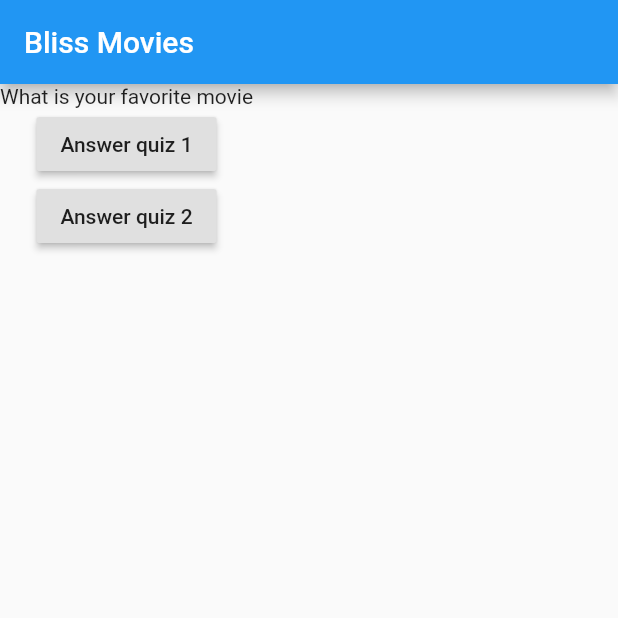
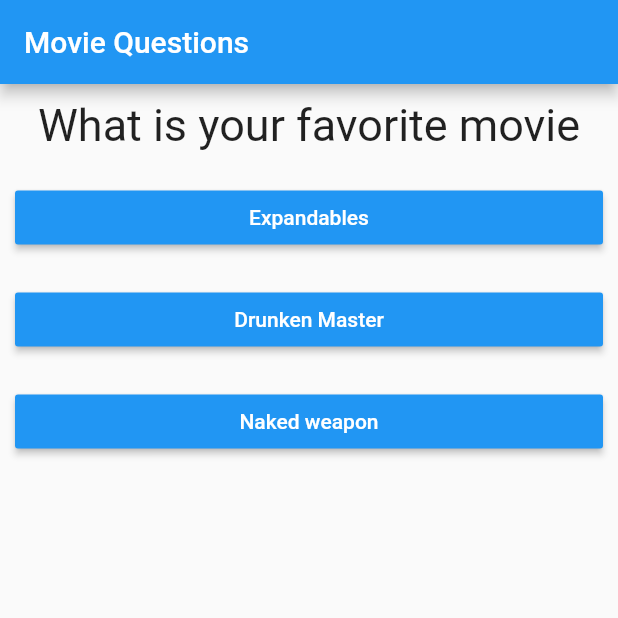
Before and after one commit to DevBold2019/Flutter-Demo-App, a Flutter app: the screen it shows after launch, on a phone screen of 412 x 824 dp, the top half of it. Run offline on Flutter 3.47's test engine with Material 2 defaults, Android fonts, the phone set to English and light mode, and no system bars.

Commit message:
spliting widgets

```diff
--- /dev/null
+++ b/lib/answer.dart
@@ -0,0 +1,31 @@
+
+import 'package:flutter/cupertino.dart';
+import 'package:flutter/material.dart';
+import './answer.dart';
+
+class Answer extends StatelessWidget{
+
+  //points to a function
+  final Function selectQuiz;
+  final String answerText;
+
+  Answer(this.selectQuiz,this.answerText);
+
+  @override
+  Widget build(BuildContext context) {
+
+
+    return Container(
+      width: double.infinity,
+      margin: EdgeInsets.all(10),
+      child: RaisedButton(child:
+    Text(answerText),
+    color: Colors.blue,
+    onPressed: selectQuiz,
+        textColor: Colors.white,
+    ),
+    );
+  }
+
+
+}
--- a/lib/main.dart
+++ b/lib/main.dart
@@ -2,6 +2,10 @@ import 'dart:wasm';
 
 import 'package:flutter/material.dart';
 import 'package:movie_shop/questions.dart';
+
+import './answer.dart';
+import './questions.dart';
+import './myQuestions.dart';
 /*
 void main(){
   //runs the application so we pass the method with our widgets
@@ -19,18 +23,55 @@ class MyDemoApp extends StatefulWidget {
 //This function changes the app into a stateful widget
 class MyDemoAppState extends State<MyDemoApp> {
 
+  var questions=[
+    //Using maps Maps()
+
+    //Question 1
+    {
+      'Question':'What is your favorite movie',
+      'answers':['Expandables','Drunken Master','Naked weapon'],
+    },
+
+    //Question 2
+    {
+      'Question':'Whose your favorite actor',
+      'answers':['Scarlet Johnson','Lupita Nyóngo','Samuel Jackson'],
+    },
+
+    //Question 3
+    {
+      'Question': 'Which  type of movies do you like?',
+      'answers':['Animation Movies','Action Movies','Drama Movies'],
+    },
+
+];
+
+  var quizIndex=0;
+
   void answers(){
-    print('Answer chosen');
+
+
+    setState(() {
+
+      quizIndex = quizIndex + 1;
+
+    });
+
+    if(quizIndex < questions.length){
+
+      print('More  Questions');
+
+    }else{
+      print('No more questions');
+    }
+    print(quizIndex);
 
   }
   @override
   Widget build( BuildContext context) {
 
     //lists are created by square brackets
-    var questions=[
-      'What is your favorite movie',
-      'Whose your favorite actor',
-      'Which is the type of movies do you like?',];
+
 
     //takes home arguments which flutter is what will display on the screen
     //A comma after parathensis allows the IDE to format in a readable form
@@ -41,19 +82,16 @@ class MyDemoAppState extends State<MyDemoApp> {
       //The appbar is on top of the app
       //one can pass texts and change the color
 
-      appBar: AppBar(title: Text('Bliss Movies'),),
+      appBar: AppBar(title: Text('Movie Questions'),),
       //Here we add everything we want it to appear on the body of the application
 
       //in the body  we add an in visible layout which is a layout that hold a list of
       //of widgets
       body:
-      //This arranges our widgets in a column thus containing a list of widgets
-      Column(children: <Widget>[
-        //we want to pass our first quiz from the list of questions choosing with element index
-      Questions(questions.elementAt(0)),
-      RaisedButton(child: Text('Answer quiz 1'),onPressed: () => print('Youre about to answer quiz 1'),),
-      RaisedButton(child: Text('Answer quiz 2'),onPressed: answers,),
-      ],),
+      //if statement
+      quizIndex< questions.length ?
+      Maswali(questions:questions , answerThequiz:answers, questionIndex:quizIndex)
+    : Center(child: Text('No more questions'),),
 
     )
     );
--- /dev/null
+++ b/lib/myQuestions.dart
@@ -0,0 +1,40 @@
+
+
+
+import 'package:flutter/cupertino.dart';
+import './answer.dart';
+import './questions.dart';
+
+class Maswali extends StatelessWidget{
+
+  final List<Map<String,Object>>questions;
+  final Function answerThequiz;
+  final int questionIndex;
+
+
+  Maswali({
+    @required this.questions,
+    @required this.answerThequiz,
+    @required this.questionIndex
+  });
+
+  @override
+  Widget build(BuildContext context) {
+    //  //This arranges our widgets in a column thus containing a list of widgets
+    return   Column(children: <Widget>[
+      //we want to pass our first quiz from the list of questions choosing with element index
+      Questions(questions[questionIndex] ['Question'],
+      ),
+      //three dots spread operator ;takes all the list and pulls values from list
+      //add to the surrounding as individual value
+      ...(questions[questionIndex] ['answers'] as List<String>).map((answer){
+
+        return Answer(answerThequiz,answer);
+      }).toList(),
+
+    ],
+    );
+  }
+
+
+}
--- a/lib/questions.dart
+++ b/lib/questions.dart
@@ -10,14 +10,23 @@ class Questions extends StatelessWidget{
 
   String questions;
 
-
   //by using this.questions we set the questions to the questions string variables
   Questions(this.questions);
 
   @override
   Widget build(BuildContext context) {
 
-    return Text(questions);
+    //container has a child in this case its a text
+    //styling the text
+    return Container(
+      //infinity gives width according to the widgets in the container
+      width:double.infinity,
+      margin: EdgeInsets.all(10),
+      child:Text(questions, style:
+    TextStyle(fontSize: 30),
+      textAlign:TextAlign.center,
+    ),
+    );
   }
 
 
--- a/pubspec.yaml
+++ b/pubspec.yaml
@@ -14,7 +14,7 @@ description: A new Flutter project.
 version: 1.0.0+1
 
 environment:
-  sdk: ">=2.1.0 <3.0.0"
+  sdk: ">=2.2.2 <3.0.0"
 
 dependencies:
   flutter:
```
